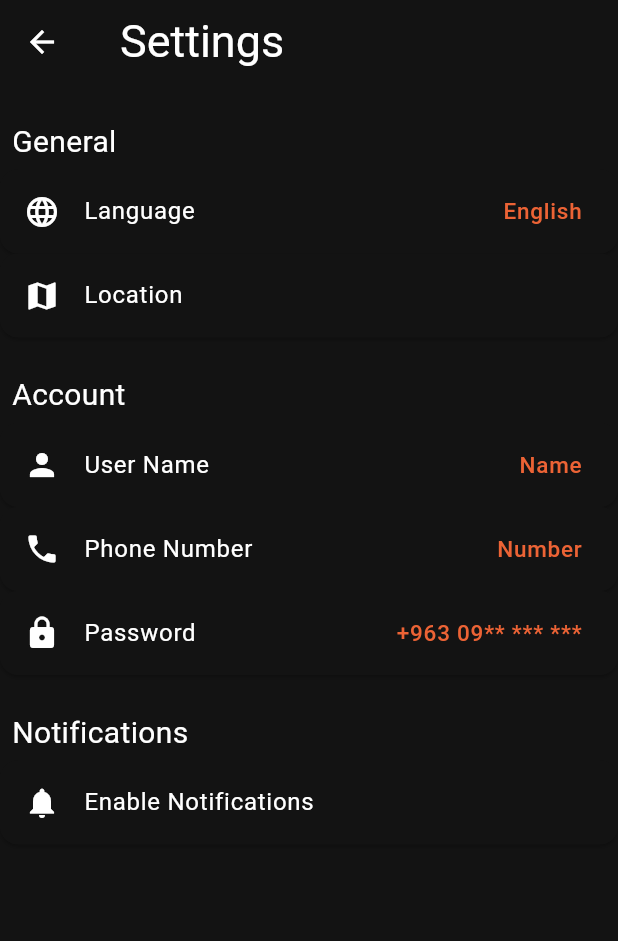
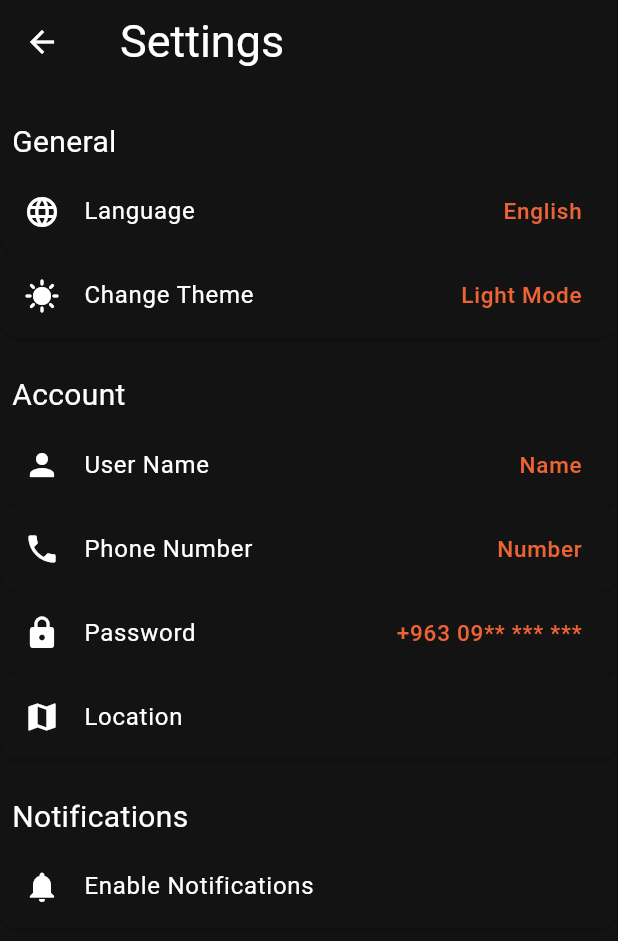
Before and after one commit to Dada6x/SpeedOrder-Mobile-delivery-app, a Flutter app: the SettingsPage screen opened directly, on a phone screen of 412 x 824 dp. Shown: the top 941 px of the screen. Run offline on Flutter 3.47's test engine with Material 3 defaults, Android fonts, the phone set to English and light mode, and no system bars; our stand-ins replace curved_navigation_bar, flutter_map, geocoding, geolocator, get, image_picker and 5 more; missing offline and left inert: awesome_icons; accounts and stored records are empty.

Commit message:
fixed signup textfields/added thme button in zains settings page

```diff
--- a/lib/Auth/location/Maps/mapscreen.dart
+++ b/lib/Auth/location/Maps/mapscreen.dart
@@ -1,5 +1,4 @@
 import 'dart:convert';
-import 'dart:ui';
 
 import 'package:flutter/material.dart';
 import 'package:flutter_map/flutter_map.dart';
--- a/lib/Screens/profile_screens/Settings/settings_page.dart
+++ b/lib/Screens/profile_screens/Settings/settings_page.dart
@@ -1,11 +1,11 @@
 import 'package:flutter/material.dart';
 import 'package:get/get.dart';
 import 'package:mamamia_uniproject/Auth/Login_Page.dart';
-import 'package:mamamia_uniproject/Controllers/profile_controller.dart';
 import 'package:mamamia_uniproject/Screens/profile_screens/Settings/comp/settings_comps.dart';
 import 'package:mamamia_uniproject/Screens/profile_screens/Settings/comp/settings_section.dart';
 import 'package:mamamia_uniproject/Screens/profile_screens/Settings/notifications_page.dart';
 import 'package:mamamia_uniproject/components/normal_appbar.dart';
+import 'package:mamamia_uniproject/theme/theme_controller.dart';
 
 class SettingsPage extends StatelessWidget {
   SettingsPage({super.key});
@@ -18,9 +18,9 @@ class SettingsPage extends StatelessWidget {
     final theme = Get.theme;
     return Scaffold(
         appBar: NormalAppBar("Settings".tr),
-      body: Container(
-        // color: theme.secondaryHeaderColor,
-        child: Column(
+        body: GetBuilder(
+          init: ThemeController(),
+          builder: (controller) => Column(
             crossAxisAlignment: CrossAxisAlignment.start,
             children: [
               SettingsSection(
@@ -41,16 +41,22 @@ class SettingsPage extends StatelessWidget {
                 ),
               ),
               SettingsComps(
-              title: "Location".tr,
-              icon: const Icon(Icons.map),
+                title: "Change Theme",
                 destination: () {
-                Get.to(const LoginPage());
+                  controller.toggleTheme();
                 },
+                icon: Icon(
+                  controller.isDarkMode ? Icons.sunny : Icons.nightlight_round,
                 ),
-            SettingsSection(title: "Account"),
+                trailing: Text(
+                  controller.isDarkMode ? "Light Mode".tr : "Dark Mode".tr,
+                  style: SettingsTextStyle(context),
+                ),
+              ),
+              const SettingsSection(title: "Account"),
               SettingsComps(
                 title: "User Name".tr,
-              icon: Icon(Icons.person),
+                icon: const Icon(Icons.person),
                 destination: () {},
                 trailing: Text(
                   'Name'.tr,
@@ -59,7 +65,7 @@ class SettingsPage extends StatelessWidget {
               ),
               SettingsComps(
                 title: "Phone Number".tr,
-              icon: Icon(Icons.phone),
+                icon: const Icon(Icons.phone),
                 destination: () {},
                 trailing: Text(
                   'Number'.tr,
@@ -68,24 +74,30 @@ class SettingsPage extends StatelessWidget {
               ),
               SettingsComps(
                 title: "Password".tr,
-              icon: Icon(Icons.lock),
+                icon: const Icon(Icons.lock),
                 destination: () {},
                 trailing: Text(
                   '+963 09** *** ***',
                   style: SettingsTextStyle(context),
                 ),
               ),
+              SettingsComps(
+                title: "Location".tr,
+                icon: const Icon(Icons.map),
+                destination: () {
+                  Get.to(const LoginPage());
+                },
+              ),
               SettingsSection(title: "Notifications".tr),
               SettingsComps(
                   title: "Enable Notifications".tr,
-                icon: Icon(Icons.notifications),
+                  icon: const Icon(Icons.notifications),
                   destination: () {
-                  Get.to(NotificationsPage());
+                    Get.to(const NotificationsPage());
                   }),
             ],
           ),
-      ),
-    );
+        ));
   }
 
   TextStyle SettingsTextStyle(BuildContext context) =>
--- a/lib/Screens/store_page.dart
+++ b/lib/Screens/store_page.dart
@@ -1,5 +1,6 @@
 import 'package:flutter/material.dart';
 import 'package:get/get.dart';
+import 'package:mamamia_uniproject/components/Stores_card.dart';
 import 'package:mamamia_uniproject/components/normal_appbar.dart';
 
 class StoresPage extends StatelessWidget {
@@ -9,6 +10,9 @@ class StoresPage extends StatelessWidget {
   Widget build(BuildContext context) {
     return Scaffold(
       appBar: NormalAppBar("Stores".tr),
+      body: ListView(
+        children: [StoresCard()],
+      ),
     );
   }
 }
--- a/lib/components/Product_card_HomePage.dart
+++ b/lib/components/Product_card_HomePage.dart
@@ -1,7 +1,6 @@
 import 'package:flutter/material.dart';
 import 'package:get/get.dart';
 import 'package:mamamia_uniproject/Controllers/Home_Page_controller.dart';
-import 'package:mamamia_uniproject/Controllers/favoriteController.dart';
 import 'package:mamamia_uniproject/Screens/productpage.dart';
 import 'package:mamamia_uniproject/components/Product_card_CartPage.dart';
 import 'package:mamamia_uniproject/components/favorite_button.dart';
--- a/lib/components/language_toggle_button_icon.dart
+++ b/lib/components/language_toggle_button_icon.dart
@@ -1,6 +1,5 @@
 import 'package:flutter/material.dart';
 import 'package:get/get.dart';
-import 'package:solar_icons/solar_icons.dart';
 
 class LanguageToggleButtonIcon extends StatelessWidget {
   const LanguageToggleButtonIcon({super.key});
--- a/lib/main.dart
+++ b/lib/main.dart
@@ -1,6 +1,5 @@
 import 'package:flutter/material.dart';
 import 'package:get/get.dart';
-import 'package:mamamia_uniproject/Auth/location/Maps/mapscreen.dart';
 import 'package:mamamia_uniproject/Auth/model.dart';
 import 'package:mamamia_uniproject/Controllers/Home_Page_controller.dart';
 import 'package:mamamia_uniproject/Controllers/credit_card_controller.dart';
```
Also changed, not shown: lib/Auth/SignUpPage.dart (+10 -6 lines), lib/Screens/productpage.dart (+3 -7 lines), lib/components/Stores_card.dart (added, +66 -0 lines), 2 other files. Lines whose indentation alone changed are shown as unchanged.
